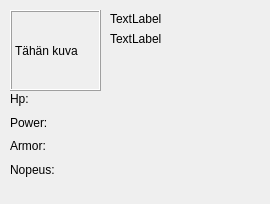
Qt form areenapeli/plebruutu.ui (Aivoapina/ohjsuun_tomato3) before a commit.
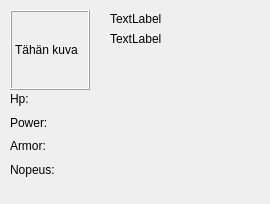
The same form after that commit.

```diff
--- a/areenapeli/plebruutu.ui
+++ b/areenapeli/plebruutu.ui
@@ -18,8 +18,8 @@
     <rect>
      <x>10</x>
      <y>10</y>
-     <width>91</width>
-     <height>81</height>
+     <width>80</width>
+     <height>80</height>
     </rect>
    </property>
    <property name="frameShape">
```
